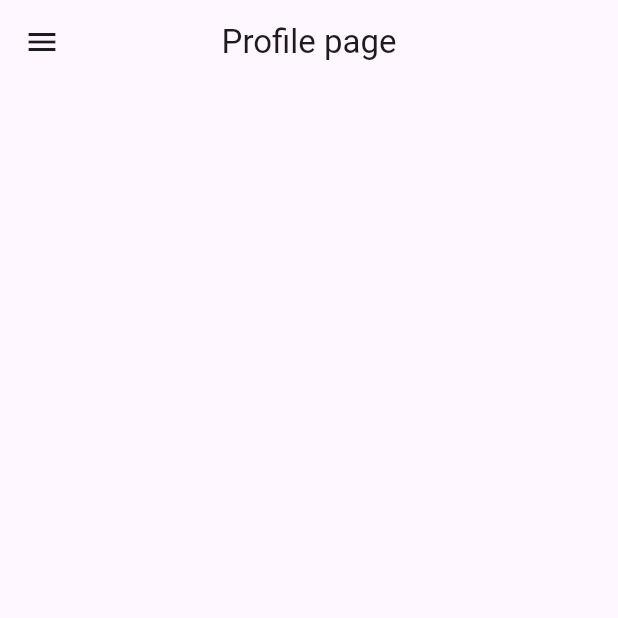
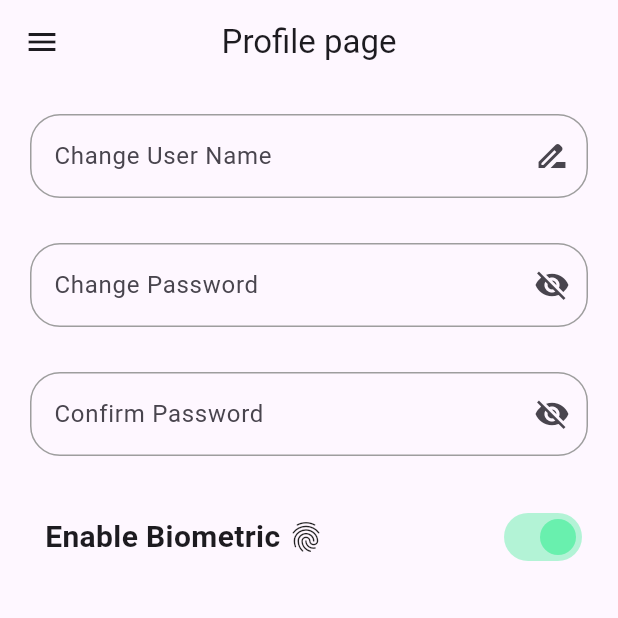
Before and after one commit to Dead-host/broadway-app, a Flutter app: the Profilepage screen opened directly, on a phone screen of 412 x 824 dp, the top half of it. Run offline on Flutter 3.47's test engine with Material 3 defaults, Android fonts, the light colour scheme and no system bars; our stand-ins replace carousel_slider, cloud_firestore, firebase_auth, firebase_core, flutter_image_compress, flutter_spinkit and 10 more; missing offline and left inert: khalti_flutter; accounts and stored records are empty.

Commit message:
profile page UI design

```diff
--- a/lib/buyerPart/cartPage.dart
+++ b/lib/buyerPart/cartPage.dart
@@ -123,7 +123,7 @@ class _CartpageState extends State<Cartpage> {
                                       },
                                       icon: Icon(Icons.remove)
                                   ),
-                                  Text(data['qty'].toString()),
+                                  Text(data['qty'].toString()??""),
                                   IconButton(
                                       onPressed: (){
                                         updateCart(docId, qty+1);
@@ -147,7 +147,7 @@ class _CartpageState extends State<Cartpage> {
                     crossAxisAlignment: CrossAxisAlignment.stretch,
                     children: [
                       Text(
-                        "Total: Rs. ${totalPrice.toStringAsFixed(2)}",
+                        "Total: Rs. ${totalPrice.toStringAsFixed(2)??""}",
                         style: const TextStyle(
                           fontSize: 20,
                           fontWeight: FontWeight.bold,
--- a/lib/buyerPart/homePage.dart
+++ b/lib/buyerPart/homePage.dart
@@ -26,6 +26,7 @@ class Homepage extends StatefulWidget {
 class _HomepageState extends State<Homepage> {
 
   String? name;
+  TextEditingController searchController= TextEditingController();
 
 
   final List<String> images =[
@@ -139,6 +140,26 @@ class _HomepageState extends State<Homepage> {
           body: SingleChildScrollView(
             child: Column(
               children: [
+                //search bar
+                Padding(
+                  padding: const EdgeInsets.only(left: 20,right: 20,top: 20,bottom: 20),
+                  child: TextFormField(
+                    controller: searchController,
+                    decoration: InputDecoration(
+                      suffixIcon: Icon(Icons.search),
+                      hintText: "Search Item",
+                      enabledBorder: OutlineInputBorder(
+                        borderRadius: BorderRadius.circular(20),
+                        borderSide: BorderSide(color: Colors.grey),
+                      ),
+                      focusedBorder: OutlineInputBorder(
+                        borderSide: BorderSide(color: Colors.green),
+                        borderRadius: BorderRadius.circular(20),
+                      )
+                    ),
+
+                  ),
+                ),
                 CarouselSlider(
                   options: CarouselOptions(
                     height: 200,
--- a/lib/buyerPart/profilePage.dart
+++ b/lib/buyerPart/profilePage.dart
@@ -13,9 +13,12 @@ class Profilepage extends StatefulWidget {
 
 class _ProfilepageState extends State<Profilepage> {
 
-
-
-
+  TextEditingController userNameController = TextEditingController();
+  TextEditingController passwordChangeController = TextEditingController();
+  TextEditingController confirmPasswordController = TextEditingController();
+  bool see=false;
+  bool seePass=false;
+  bool light = true;
 
   @override
   Widget build(BuildContext context) {
@@ -82,7 +85,105 @@ class _ProfilepageState extends State<Profilepage> {
               ],
             ),
           ),
+          body: Column(
+            children: [
+              Padding(
+                padding: const EdgeInsets.only(left: 20,right: 20,top: 20),
+                child: TextFormField(
+                  controller: userNameController,
+                  decoration: InputDecoration(
+                      suffixIcon: Icon(Icons.drive_file_rename_outline),
+                      hintText: "Change User Name",
+                      enabledBorder: OutlineInputBorder(
+                        borderRadius: BorderRadius.circular(20),
+                        borderSide: BorderSide(color: Colors.grey),
+                      ),
+                      focusedBorder: OutlineInputBorder(
+                        borderSide: BorderSide(color: Colors.green),
+                        borderRadius: BorderRadius.circular(20),
+                      )
+                  ),
+                ),
+              ),
+              SizedBox(height: 30,),
+              Padding(
+                padding: const EdgeInsets.only(left: 20,right: 20),
+                child: TextFormField(
+                  obscureText: see,
+                  controller: passwordChangeController,
+                  decoration: InputDecoration(
+                      suffixIcon: IconButton(
+                          onPressed: (){
+                            setState(() {
+                              see=!see;
+                            });
+                          },
+                          icon: Icon(see?Icons.visibility:Icons.visibility_off)),
+                      hintText: "Change Password",
+                      enabledBorder: OutlineInputBorder(
+                        borderRadius: BorderRadius.circular(20),
+                        borderSide: BorderSide(color: Colors.grey),
+                      ),
+                      focusedBorder: OutlineInputBorder(
+                        borderSide: BorderSide(color: Colors.green),
+                        borderRadius: BorderRadius.circular(20),
+                      )
+                  ),
+                ),
+              ),
+              SizedBox(height: 30,),
+              Padding(
+                padding: const EdgeInsets.only(left: 20,right: 20),
+                child: TextFormField(
+                  obscureText: seePass,
+                  controller: confirmPasswordController,
+                  decoration: InputDecoration(
+                      suffixIcon: IconButton(
+                          onPressed: (){
+                            setState(() {
+                              seePass=!seePass;
+                            });
+                          },
+                          icon: Icon(seePass?Icons.visibility:Icons.visibility_off)),
+                      hintText: "Confirm Password",
+                      enabledBorder: OutlineInputBorder(
+                        borderRadius: BorderRadius.circular(20),
+                        borderSide: BorderSide(color: Colors.grey),
+                      ),
+                      focusedBorder: OutlineInputBorder(
+                        borderSide: BorderSide(color: Colors.green),
+                        borderRadius: BorderRadius.circular(20),
+                      )
+                  ),
 
+                ),
+              ),
+              SizedBox(height: 30,),
+              Padding(
+                padding: const EdgeInsets.only(left: 30,right: 20),
+                child: Row(
+                  mainAxisAlignment: MainAxisAlignment.spaceBetween,
+                  children: [
+                    Row(
+                      children: [
+                        Text("Enable Biometric ",style: TextStyle(fontWeight: FontWeight.bold,fontSize: 20),),
+                        Icon(Icons.fingerprint),
+                      ],
+                    ),
+                    Switch(
+                        value: light,
+                        activeColor: Colors.greenAccent,
+                        onChanged: (bool value){
+                          setState(() {
+                            light=value;
+                          });
+                        }
+                    ),
+                  ],
+                ),
+              )
+            ],
+          ),
         ));
   }
 }
```
